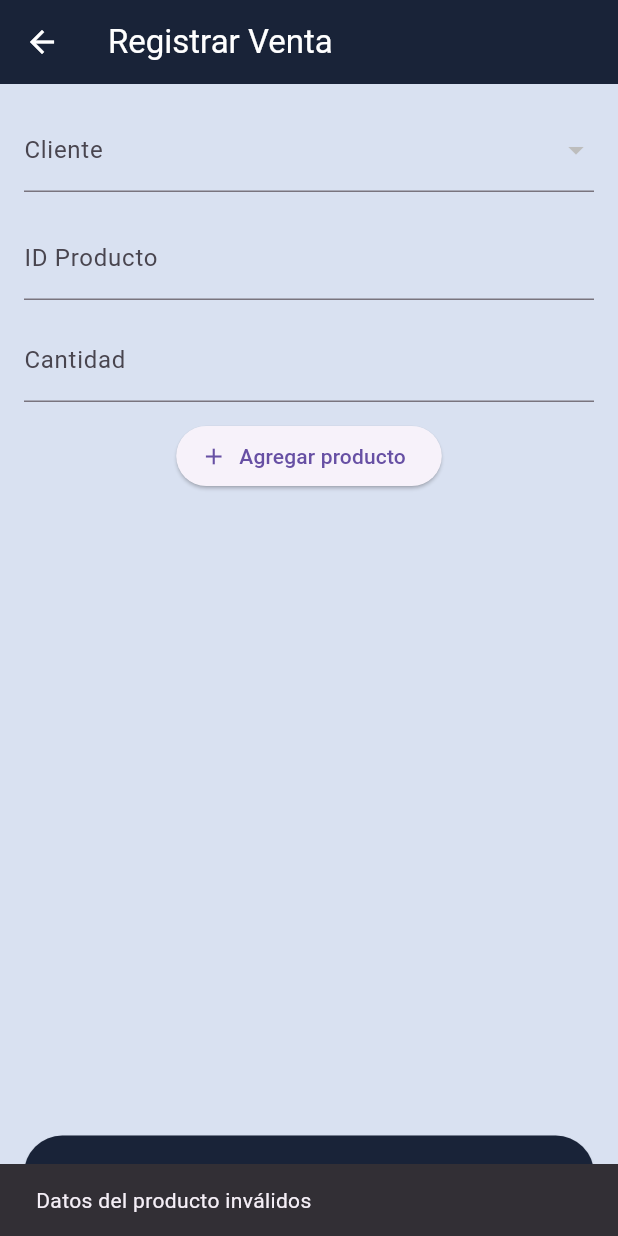
After one commit to Jaharyyy/Plasti-Hogar-Mobil-App, a Flutter app: the SaleTransactionView screen opened directly, after a tap on "Agregar producto", after a tap on "Registrar Venta", on a phone screen of 412 x 824 dp. The commit adds this screen. Run offline on Flutter 3.47's test engine with Material 3 defaults, Android fonts, the phone set to English and light mode, and no system bars; our stand-ins replace sizer; accounts and stored records are empty; network calls fail; statements that could not run were skipped.

Commit message:
sidebar; borrador de transaccion de ventas

```diff
--- /dev/null
+++ b/lib/model/sale_model.dart
@@ -0,0 +1,59 @@
+// lib/model/sale_model.dart
+class CreateSaleDTO {
+  final int idCliente;
+  final String fechaVenta;
+  final List<CreateSaleDetailDTO> detalleVenta;
+
+  CreateSaleDTO({
+    required this.idCliente,
+    required this.fechaVenta,
+    required this.detalleVenta,
+  });
+
+  Map<String, dynamic> toJson() {
+    return {
+      'Id_Cliente': idCliente,
+      'Fecha_venta': fechaVenta,
+      'Detalle_Venta': detalleVenta.map((e) => e.toJson()).toList(),
+    };
+  }
+}
+
+class CreateSaleDetailDTO {
+  final int idProductos;
+  final int cantidad;
+
+  CreateSaleDetailDTO({
+    required this.idProductos,
+    required this.cantidad,
+  });
+
+  Map<String, dynamic> toJson() {
+    return {
+      'Id_Productos': idProductos,
+      'Cantidad': cantidad,
+    };
+  }
+}
+
+class SaleResponseDTO {
+  final bool result;
+  final List<String>? message;
+  final int? statusCode;
+
+  SaleResponseDTO({
+    required this.result,
+    this.message,
+    this.statusCode,
+  });
+
+  factory SaleResponseDTO.fromJson(Map<String, dynamic> json) {
+    return SaleResponseDTO(
+      result: json['result'] ?? false,
+      message: (json['message'] != null)
+          ? List<String>.from(json['message'])
+          : null,
+      statusCode: json['statusCode'],
+    );
+  }
+}
--- /dev/null
+++ b/lib/view/venta_view.dart
@@ -0,0 +1,199 @@
+
+import 'package:flutter/material.dart';
+import 'package:intl/intl.dart';
+import '../controller/sale_controller.dart';
+import '../controller/costumer_controller.dart';
+import '../model/sale_model.dart';
+import '../model/costumer_model.dart';
+import '../theme/appcolor.dart';
+
+class SaleTransactionView extends StatefulWidget {
+  const SaleTransactionView({super.key});
+
+  @override
+  State<SaleTransactionView> createState() => _SaleTransactionViewState();
+}
+
+class _SaleTransactionViewState extends State<SaleTransactionView> {
+  final SaleController _saleController = SaleController();
+  final CustomerController _customerController = CustomerController();
+
+  List<Customer> _clientes = [];
+  Customer? _clienteSeleccionado;
+  List<CreateSaleDetailDTO> _detalleVenta = [];
+
+  final TextEditingController _idProductoController = TextEditingController();
+  final TextEditingController _cantidadController = TextEditingController();
+
+  bool _cargando = false;
+
+  @override
+  void initState() {
+    super.initState();
+    _cargarClientes();
+  }
+
+  Future<void> _cargarClientes() async {
+    try {
+      final clientes = await _customerController.getActiveCustomers();
+      setState(() {
+        _clientes = clientes;
+        if (clientes.isNotEmpty) _clienteSeleccionado = clientes.first;
+      });
+    } catch (e) {
+      ScaffoldMessenger.of(context).showSnackBar(
+        SnackBar(content: Text('Error cargando clientes: $e')),
+      );
+    }
+  }
+
+  void _agregarProducto() {
+    final id = int.tryParse(_idProductoController.text);
+    final cantidad = int.tryParse(_cantidadController.text);
+
+    if (id == null || cantidad == null || cantidad <= 0) {
+      ScaffoldMessenger.of(context).showSnackBar(
+        const SnackBar(content: Text('Datos del producto inválidos')),
+      );
+      return;
+    }
+
+    setState(() {
+      _detalleVenta.add(CreateSaleDetailDTO(idProductos: id, cantidad: cantidad));
+      _idProductoController.clear();
+      _cantidadController.clear();
+    });
+  }
+
+  void _eliminarProducto(int index) {
+    setState(() {
+      _detalleVenta.removeAt(index);
+    });
+  }
+
+  Future<void> _guardarVenta() async {
+    if (_clienteSeleccionado == null || _detalleVenta.isEmpty) {
+      ScaffoldMessenger.of(context).showSnackBar(
+        const SnackBar(content: Text('Seleccione cliente y agregue productos')),
+      );
+      return;
+    }
+
+    final venta = CreateSaleDTO(
+      idCliente: _clienteSeleccionado!.idCliente,
+      fechaVenta: DateFormat('yyyy-MM-ddTHH:mm:ss').format(DateTime.now()),
+      detalleVenta: _detalleVenta,
+    );
+
+    setState(() => _cargando = true);
+
+    try {
+      final response = await _saleController.insertarVenta(venta);
+
+      if (response != null && response.result) {
+        ScaffoldMessenger.of(context).showSnackBar(
+          SnackBar(
+            content: Text(response.message?.join(', ') ?? 'Venta registrada'),
+            backgroundColor: Colors.green,
+          ),
+        );
+        setState(() => _detalleVenta.clear());
+      } else {
+        ScaffoldMessenger.of(context).showSnackBar(
+          SnackBar(
+            content: Text(response?.message?.join(', ') ?? 'Error al registrar venta'),
+            backgroundColor: Colors.red,
+          ),
+        );
+      }
+    } catch (e) {
+      ScaffoldMessenger.of(context).showSnackBar(
+        SnackBar(content: Text('Error: $e')),
+      );
+    } finally {
+      setState(() => _cargando = false);
+    }
+  }
+
+  @override
+  Widget build(BuildContext context) {
+    return Scaffold(
+      appBar: AppBar(
+        title: const Text('Registrar Venta'),
+        backgroundColor: AppColors.oxfordBlue,
+      ),
+      backgroundColor: AppColors.lavender,
+      body: _cargando
+          ? const Center(child: CircularProgressIndicator())
+          : Padding(
+              padding: const EdgeInsets.all(16.0),
+              child: Column(
+                children: [
+                  DropdownButtonFormField<Customer>(
+                    value: _clienteSeleccionado,
+                    decoration: const InputDecoration(labelText: 'Cliente'),
+                    items: _clientes
+                        .map((c) => DropdownMenuItem(
+                              value: c,
+                              child: Text('${c.nombre} ${c.apellido}'),
+                            ))
+                        .toList(),
+                    onChanged: (v) => setState(() => _clienteSeleccionado = v),
+                  ),
+                  const SizedBox(height: 16),
+
+                  TextField(
+                    controller: _idProductoController,
+                    decoration: const InputDecoration(labelText: 'ID Producto'),
+                    keyboardType: TextInputType.number,
+                  ),
+                  const SizedBox(height: 12),
+                  TextField(
+                    controller: _cantidadController,
+                    decoration: const InputDecoration(labelText: 'Cantidad'),
+                    keyboardType: TextInputType.number,
+                  ),
+                  const SizedBox(height: 12),
+                  ElevatedButton.icon(
+                    onPressed: _agregarProducto,
+                    icon: const Icon(Icons.add),
+                    label: const Text('Agregar producto'),
+                  ),
+                  const SizedBox(height: 16),
+
+                  Expanded(
+                    child: ListView.builder(
+                      itemCount: _detalleVenta.length,
+                      itemBuilder: (context, index) {
+                        final d = _detalleVenta[index];
+                        return Card(
+                          child: ListTile(
+                            title: Text('Producto ID: ${d.idProductos}'),
+                            subtitle: Text('Cantidad: ${d.cantidad}'),
+                            trailing: IconButton(
+                              icon: const Icon(Icons.delete, color: Colors.red),
+                              onPressed: () => _eliminarProducto(index),
+                            ),
+                          ),
+                        );
+                      },
+                    ),
+                  ),
+                  const SizedBox(height: 16),
+                  SizedBox(
+                    width: double.infinity,
+                    child: ElevatedButton(
+                      onPressed: _guardarVenta,
+                      style: ElevatedButton.styleFrom(
+                        backgroundColor: AppColors.oxfordBlue,
+                        padding: const EdgeInsets.symmetric(vertical: 14),
+                      ),
+                      child: const Text('Registrar Venta', style: TextStyle(fontSize: 16)),
+                    ),
+                  ),
+                ],
+              ),
+            ),
+    );
+  }
+}
```
Also changed, not shown: lib/controller/sale_controller.dart (added, +40 -0 lines), lib/view/costumer_view.dart (+4 -11 lines), lib/view/principal_view.dart (+8 -1 lines), lib/widgets/sidebar.dart (added, +120 -0 lines).
